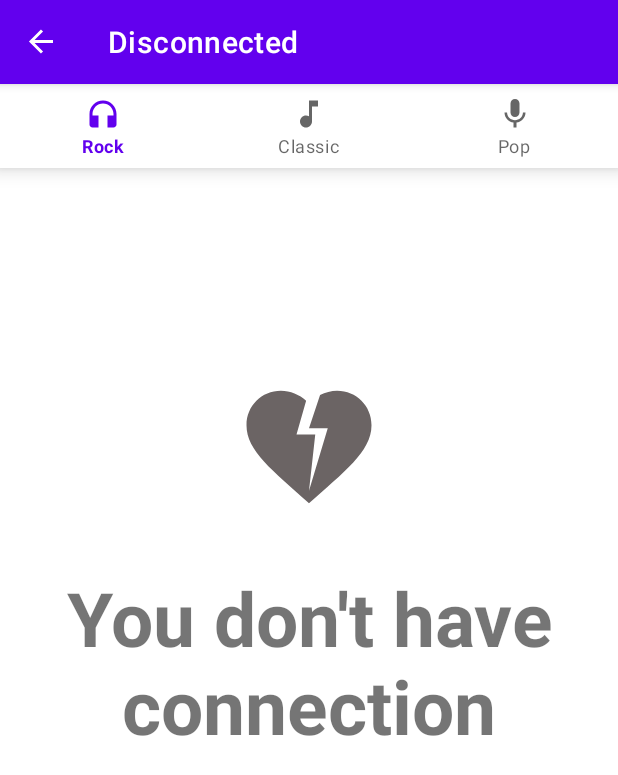
After one commit to sarisiza/music-app, an Android app: the DisconnectedFragment screen opened through its navigation route, on a phone screen of 412 x 824 dp. The commit adds this screen. Shown: the top 775 px of the screen. Run offline under Robolectric (Android 15) with nearby library versions, the phone set to English and light mode, and no system bars; our stand-ins replace Dagger/Hilt's generated code, Room's generated code, navigation-ui; 1 statement that could not run was skipped.

Commit message:
Added Network check Added DisconnectedFragment.kt

```diff
--- a/app/src/main/java/com/example/musicapp/utils/BaseFragment.kt
+++ b/app/src/main/java/com/example/musicapp/utils/BaseFragment.kt
@@ -1,7 +1,12 @@
 package com.example.musicapp.utils
 
 import android.app.AlertDialog
+import android.content.Context
+import android.net.ConnectivityManager
+import android.net.NetworkCapabilities
+import android.os.Build
 import android.os.Bundle
+import android.util.Log
 import androidx.fragment.app.Fragment
 import androidx.lifecycle.ViewModelProvider
 import androidx.navigation.fragment.findNavController
@@ -11,6 +16,7 @@ import com.example.musicapp.viewmodel.MusicViewModel
 import dagger.hilt.android.AndroidEntryPoint
 import javax.inject.Inject
 
+private const val TAG = "BaseFragment"
 @AndroidEntryPoint
 open class BaseFragment: Fragment() {
 
@@ -51,4 +57,17 @@ open class BaseFragment: Fragment() {
         musicViewModel.fragmentState = false
     }
 
+    protected fun checkForInternet():Boolean{
+        Log.d(TAG, "checkForInternet: got here")
+        val connectivityManager = requireContext().getSystemService(Context.CONNECTIVITY_SERVICE) as ConnectivityManager
+        val network = connectivityManager.activeNetwork ?: return false
+        val activeNetwork = connectivityManager.getNetworkCapabilities(network) ?: return false
+        return when{
+            activeNetwork.hasTransport(NetworkCapabilities.TRANSPORT_WIFI) -> true
+            activeNetwork.hasTransport(NetworkCapabilities.TRANSPORT_CELLULAR) -> true
+            else -> false
+        }
+
+    }
+
 }
--- /dev/null
+++ b/app/src/main/java/com/example/musicapp/view/fragments/DisconnectedFragment.kt
@@ -0,0 +1,40 @@
+package com.example.musicapp.view.fragments
+
+import android.os.Bundle
+import androidx.fragment.app.Fragment
+import android.view.LayoutInflater
+import android.view.View
+import android.view.ViewGroup
+import androidx.navigation.fragment.findNavController
+import androidx.swiperefreshlayout.widget.SwipeRefreshLayout
+import com.example.musicapp.R
+import com.example.musicapp.databinding.FragmentDisconnectedBinding
+import com.example.musicapp.utils.BaseFragment
+import com.example.musicapp.utils.Genres
+
+class DisconnectedFragment : BaseFragment() {
+
+    private val binding by lazy {
+        FragmentDisconnectedBinding.inflate(layoutInflater)
+    }
+
+    private lateinit var swipeRefreshLayout: SwipeRefreshLayout
+
+    override fun onCreateView(
+        inflater: LayoutInflater, container: ViewGroup?,
+        savedInstanceState: Bundle?
+    ): View? {
+
+        swipeRefreshLayout = binding.swipeContainer
+
+        swipeRefreshLayout.setOnRefreshListener {
+            swipeRefreshLayout.isRefreshing = false
+            if(checkForInternet()){
+                findNavController().navigate(R.id.action_disconnect_fragment_to_rock_list)
+            }
+        }
+
+        // Inflate the layout for this fragment
+        return binding.root
+    }
+}
--- a/app/src/main/java/com/example/musicapp/view/fragments/classic/ClassicFragment.kt
+++ b/app/src/main/java/com/example/musicapp/view/fragments/classic/ClassicFragment.kt
@@ -59,26 +59,36 @@ class ClassicFragment: BaseFragment() {
     override fun onResume() {
         super.onResume()
         if(!musicViewModel.fragmentState){
+            if(!musicViewModel.songListIsEmpty(Genres.CLASSIC)){
+                musicViewModel.getSongs(Genres.CLASSIC)
+            } else if(checkForInternet()) {
                 musicViewModel.getSongs(Genres.CLASSIC)
                 musicViewModel.updateSongsDatabaseById(Genres.CLASSIC)
-            updateList()
+            }
+            else{
+                findNavController().navigate(R.id.action_classic_list_to_disconnect_fragment)
+            }
         }
     }
 
     private fun updateList(){
-        musicViewModel.classicMusic.observe(viewLifecycleOwner){
-            when(it){
+        if(checkForInternet() || !musicViewModel.songListIsEmpty(Genres.POP)) {
+            musicViewModel.classicMusic.observe(viewLifecycleOwner) {
+                when (it) {
                     is UIState.LOADING -> {}
                     is UIState.SUCCESS -> {
                         songsAdapter.updateArtistsSongsList(it.response)
                     }
                     is UIState.ERROR -> {
-                    showError(it.error.localizedMessage){
+                        showError(it.error.localizedMessage) {
                             musicViewModel.getSongs(Genres.CLASSIC)
                         }
                     }
                 }
             }
+        }else{
+            findNavController().navigate(R.id.action_classic_list_to_disconnect_fragment)
+        }
     }
 
 }
--- a/app/src/main/java/com/example/musicapp/view/fragments/pop/PopFragment.kt
+++ b/app/src/main/java/com/example/musicapp/view/fragments/pop/PopFragment.kt
@@ -4,6 +4,7 @@ import android.os.Bundle
 import android.view.LayoutInflater
 import android.view.View
 import android.view.ViewGroup
+import android.widget.Toast
 import androidx.navigation.fragment.findNavController
 import androidx.recyclerview.widget.LinearLayoutManager
 import androidx.swiperefreshlayout.widget.SwipeRefreshLayout
@@ -60,25 +61,36 @@ class PopFragment: BaseFragment() {
     override fun onResume() {
         super.onResume()
         if(!musicViewModel.fragmentState){
+            if(!musicViewModel.songListIsEmpty(Genres.POP)){
+                musicViewModel.getSongs(Genres.POP)
+            } else if(checkForInternet()) {
                 musicViewModel.getSongs(Genres.POP)
                 musicViewModel.updateSongsDatabaseById(Genres.POP)
+            }
+            else{
+                findNavController().navigate(R.id.action_pop_list_to_disconnect_fragment)
+            }
         }
     }
 
     private fun updateList(){
-        musicViewModel.popMusic.observe(viewLifecycleOwner){
-            when(it){
+        if(checkForInternet() || !musicViewModel.songListIsEmpty(Genres.POP)) {
+            musicViewModel.popMusic.observe(viewLifecycleOwner) {
+                when (it) {
                     is UIState.LOADING -> {}
                     is UIState.SUCCESS -> {
                         songsAdapter.updateArtistsSongsList(it.response)
                     }
                     is UIState.ERROR -> {
-                    showError(it.error.localizedMessage){
+                        showError(it.error.localizedMessage) {
                             musicViewModel.getSongs(Genres.POP)
                         }
                     }
                 }
             }
+        } else{
+            findNavController().navigate(R.id.action_pop_list_to_disconnect_fragment)
+        }
     }
 
 }
--- a/app/src/main/java/com/example/musicapp/view/fragments/rock/RockFragment.kt
+++ b/app/src/main/java/com/example/musicapp/view/fragments/rock/RockFragment.kt
@@ -4,6 +4,7 @@ import android.os.Bundle
 import android.view.LayoutInflater
 import android.view.View
 import android.view.ViewGroup
+import android.widget.Toast
 import androidx.navigation.fragment.findNavController
 import androidx.recyclerview.widget.LinearLayoutManager
 import androidx.swiperefreshlayout.widget.SwipeRefreshLayout
@@ -60,25 +61,36 @@ class RockFragment : BaseFragment() {
     override fun onResume() {
         super.onResume()
         if(!musicViewModel.fragmentState){
+            if(!musicViewModel.songListIsEmpty(Genres.ROCK)){
+                musicViewModel.getSongs(Genres.ROCK)
+            } else if(checkForInternet()) {
                 musicViewModel.getSongs(Genres.ROCK)
                 musicViewModel.updateSongsDatabaseById(Genres.ROCK)
+            }
+            else{
+                findNavController().navigate(R.id.action_rock_list_to_disconnect_fragment)
+            }
         }
     }
 
     private fun updateList(){
-        musicViewModel.rockMusic.observe(viewLifecycleOwner){
-            when(it){
+        if(checkForInternet() || !musicViewModel.songListIsEmpty(Genres.ROCK)) {
+            musicViewModel.rockMusic.observe(viewLifecycleOwner) {
+                when (it) {
                     is UIState.LOADING -> {}
                     is UIState.SUCCESS -> {
                         songsAdapter.updateArtistsSongsList(it.response)
                     }
                     is UIState.ERROR -> {
-                    showError(it.error.localizedMessage){
+                        showError(it.error.localizedMessage) {
                             musicViewModel.getSongs(Genres.ROCK)
                         }
                     }
                 }
             }
+        } else{
+            findNavController().navigate(R.id.action_rock_list_to_disconnect_fragment)
+        }
     }
 
 }
--- /dev/null
+++ b/app/src/main/res/drawable/ic_heart_broken.xml
@@ -0,0 +1,5 @@
+<vector android:height="100dp" android:tint="#6B6464"
+    android:viewportHeight="24" android:viewportWidth="24"
+    android:width="100dp" xmlns:android="http://schemas.android.com/apk/res/android">
+    <path android:fillColor="@android:color/white" android:pathData="M16.5,3c-0.96,0 -1.9,0.25 -2.73,0.69L12,9h3l-3,10l1,-9h-3l1.54,-5.39C10.47,3.61 9.01,3 7.5,3C4.42,3 2,5.42 2,8.5c0,4.13 4.16,7.18 10,12.5c5.47,-4.94 10,-8.26 10,-12.5C22,5.42 19.58,3 16.5,3z"/>
+</vector>
--- /dev/null
+++ b/app/src/main/res/layout/fragment_disconnected.xml
@@ -0,0 +1,40 @@
+<?xml version="1.0" encoding="utf-8"?>
+<androidx.swiperefreshlayout.widget.SwipeRefreshLayout
+        xmlns:android="http://schemas.android.com/apk/res/android"
+        xmlns:tools="http://schemas.android.com/tools"
+        xmlns:app="http://schemas.android.com/apk/res-auto"
+        android:layout_width="match_parent"
+        android:layout_height="match_parent"
+        android:id="@+id/swipe_container"
+        tools:context=".view.fragments.DisconnectedFragment">
+
+    <androidx.constraintlayout.widget.ConstraintLayout
+        android:layout_width="match_parent"
+        android:layout_height="match_parent">
+
+        <ImageView
+            android:id="@+id/iv_no_connection"
+            android:layout_width="wrap_content"
+            android:layout_height="wrap_content"
+            android:src="@drawable/ic_heart_broken"
+            app:layout_constraintTop_toTopOf="parent"
+            app:layout_constraintStart_toStartOf="parent"
+            app:layout_constraintEnd_toEndOf="parent"
+            android:layout_marginVertical="120dp"/>
+
+        <TextView
+            android:id="@+id/tv_connection_lost"
+            android:layout_width="wrap_content"
+            android:layout_height="wrap_content"
+            android:text= "@string/tv_text_no_connection"
+            android:gravity="center"
+            android:textStyle="bold"
+            android:textSize="50sp"
+            app:layout_constraintTop_toBottomOf="@id/iv_no_connection"
+            app:layout_constraintStart_toStartOf="parent"
+            app:layout_constraintEnd_toEndOf="parent"
+            android:layout_margin="30dp"/>
+
+    </androidx.constraintlayout.widget.ConstraintLayout>
+
+</androidx.swiperefreshlayout.widget.SwipeRefreshLayout>
--- a/app/src/main/res/navigation/fragment_navigation.xml
+++ b/app/src/main/res/navigation/fragment_navigation.xml
@@ -13,6 +13,9 @@
         <action
             android:id="@+id/action_rock_list_to_song_details"
             app:destination="@id/song_details" />
+        <action
+            android:id="@+id/action_rock_list_to_disconnect_fragment"
+            app:destination="@id/disconnect_fragment" />
     </fragment>
 
     <fragment
@@ -23,6 +26,9 @@
         <action
             android:id="@+id/action_classic_list_to_song_details"
             app:destination="@id/song_details" />
+        <action
+            android:id="@+id/action_classic_list_to_disconnect_fragment"
+            app:destination="@id/disconnect_fragment" />
     </fragment>
 
     <fragment
@@ -33,12 +39,29 @@
         <action
             android:id="@+id/action_pop_list_to_song_details"
             app:destination="@id/song_details" />
+        <action
+            android:id="@+id/action_pop_list_to_disconnect_fragment"
+            app:destination="@id/disconnect_fragment" />
     </fragment>
 
     <fragment
         android:id="@+id/song_details"
         android:name="com.example.musicapp.view.fragments.DetailsFragment"
         tools:layout="@layout/fragment_details"
-        android:label="Song Details"/>
+        android:label="Song Details">
+        <action
+            android:id="@+id/action_song_details_to_disconnect_fragment"
+            app:destination="@id/disconnect_fragment" />
+    </fragment>
+
+    <fragment
+        android:id="@+id/disconnect_fragment"
+        android:name="com.example.musicapp.view.fragments.DisconnectedFragment"
+        tools:layout="@layout/fragment_disconnected"
+        android:label="Disconnected">
+        <action
+            android:id="@+id/action_disconnect_fragment_to_rock_list"
+            app:destination="@id/rock_list" />
+    </fragment>
 
 </navigation>
--- a/app/src/main/res/values/strings.xml
+++ b/app/src/main/res/values/strings.xml
@@ -11,4 +11,5 @@
     <string name="btn_title_rock">Rock</string>
     <string name="btn_title_classic">Classic</string>
     <string name="btn_title_pop">Pop</string>
+    <string name="tv_text_no_connection">You don\'t have connection</string>
 </resources>
```
Lines whose indentation alone changed are shown as unchanged.
